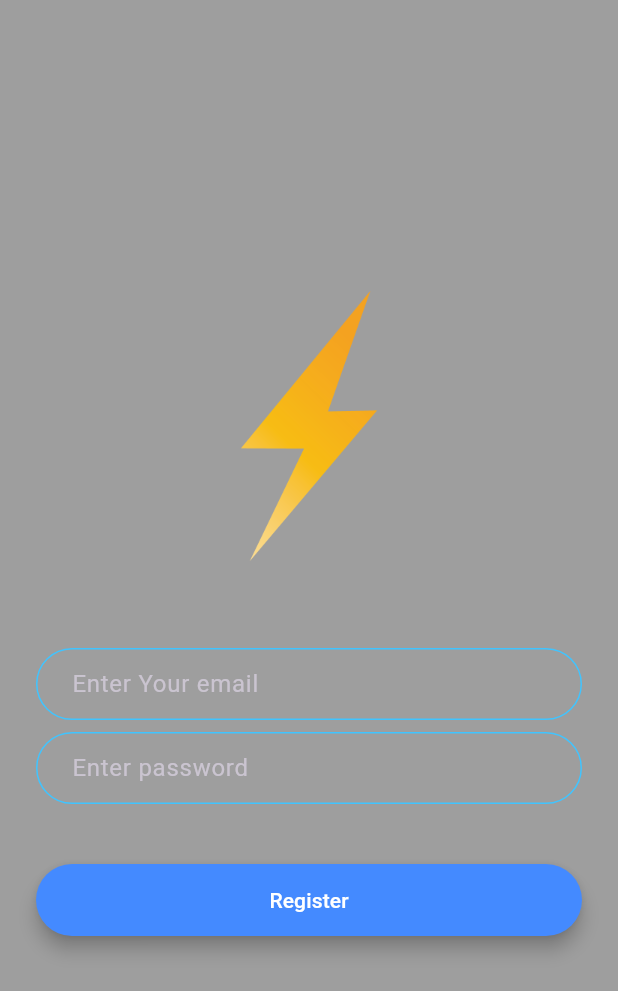
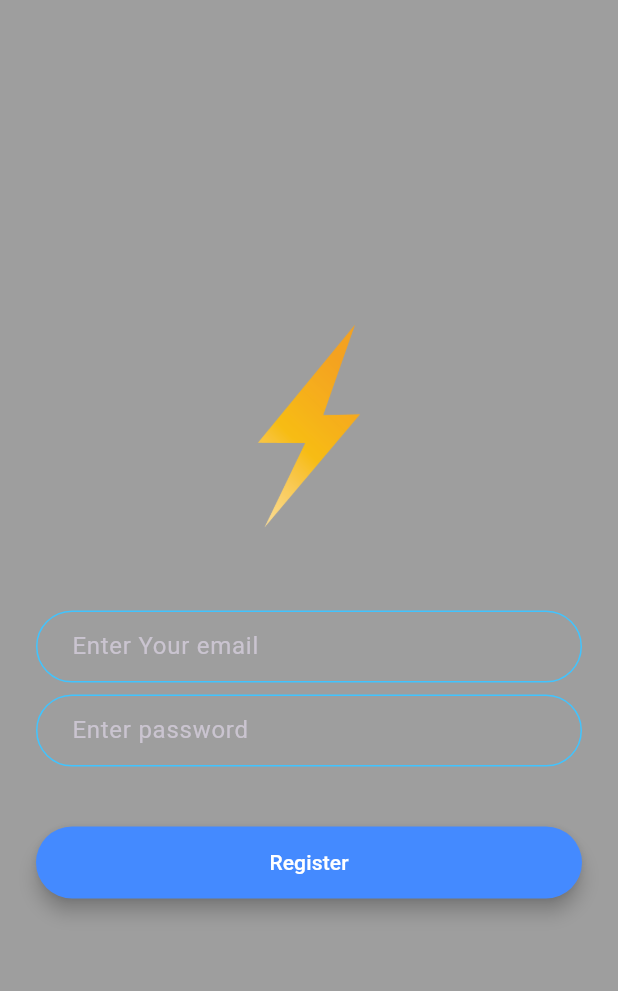
Before and after one commit to HitanshKhosla/Chat_App, a Flutter app: the RegistrationScreen screen opened directly, on a phone screen of 412 x 824 dp. Shown: the top 991 px of the screen. Run offline on Flutter 3.47's test engine with Material 3 defaults, Android fonts, the phone set to English and light mode, and no system bars; our stand-ins replace animated_text_kit.

Commit message:
Initial commit

```diff
--- a/lib/screens/login_screen.dart
+++ b/lib/screens/login_screen.dart
@@ -38,7 +38,7 @@ class _LoginScreenState extends State<LoginScreen>
             Hero(
               tag: "logo",
               child: Container(
-                height: 200.0,
+                height: controller!.value * 150,
                 child: Image.asset('images/logo.png'),
               ),
             ),
--- a/lib/screens/registartaion_screen.dart
+++ b/lib/screens/registartaion_screen.dart
@@ -2,12 +2,27 @@ import 'package:flash_chat/constants.dart';
 import 'package:flutter/material.dart';
 
 class RegistrationScreen extends StatefulWidget {
-  static const String id="registration";
+  static const String id = "registration";
+
   @override
   _RegistrationScreenState createState() => _RegistrationScreenState();
 }
 
-class _RegistrationScreenState extends State<RegistrationScreen> {
+class _RegistrationScreenState extends State<RegistrationScreen>
+    with SingleTickerProviderStateMixin {
+  AnimationController? controller;
+
+  @override
+  void initState() {
+    super.initState();
+    controller =
+        AnimationController(vsync: this, duration: Duration(seconds: 1));
+    controller!.forward();
+    controller!.addListener(() {
+      setState(() {});
+    });
+  }
+
   @override
   Widget build(BuildContext context) {
     return Scaffold(
@@ -18,9 +33,10 @@ class _RegistrationScreenState extends State<RegistrationScreen> {
           mainAxisAlignment: MainAxisAlignment.center,
           crossAxisAlignment: CrossAxisAlignment.stretch,
           children: <Widget>[
-            Hero(tag: "logo",
+            Hero(
+              tag: "logo",
               child: Container(
-                height: 200.0,
+                height: controller!.value * 150.0,
                 child: Image.asset('images/logo.png'),
               ),
             ),
```
